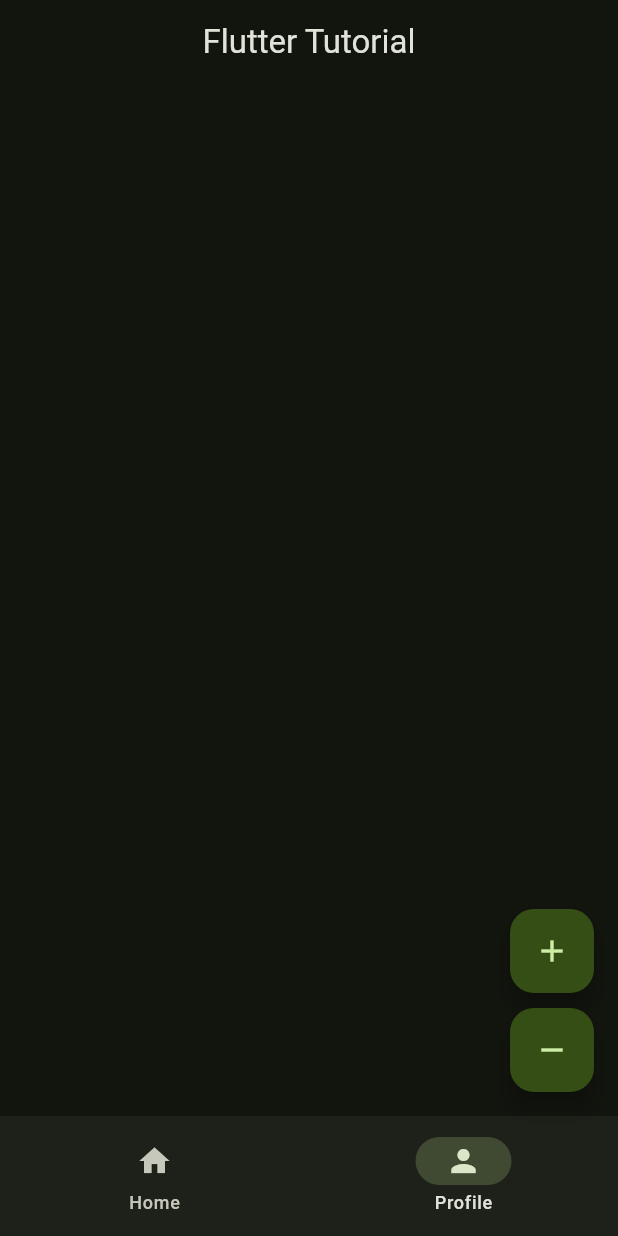
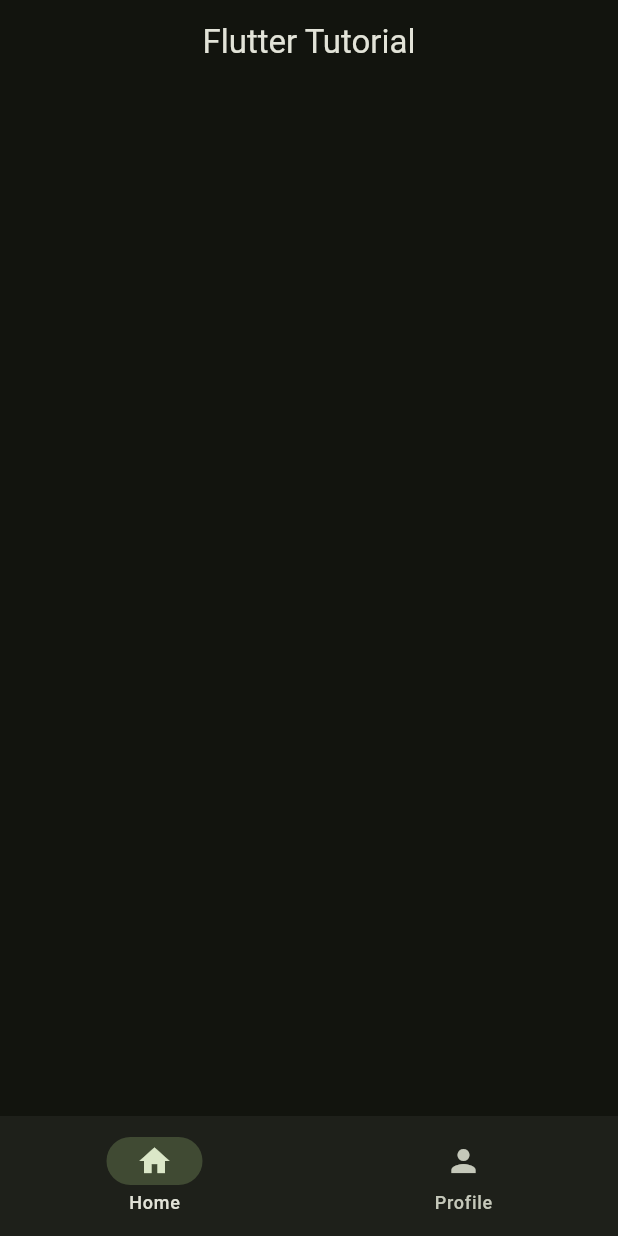
Before and after one commit to rizwanmustafa/summer-2025-internship-flutter_mapp-flutter_course, a Flutter app: the screen it shows after launch, on a phone screen of 412 x 824 dp. Run offline on Flutter 3.47's test engine with Material 3 defaults, Android fonts, the phone set to English and light mode, and no system bars.

Commit message:
feat: completed till the end of chapter 3

```diff
--- a/lib/main.dart
+++ b/lib/main.dart
@@ -30,29 +30,10 @@ class MyApp extends StatelessWidget {
             NavigationDestination(icon: Icon(Icons.home), label: 'Home'),
             NavigationDestination(icon: Icon(Icons.person), label: 'Profile'),
           ],
-          selectedIndex: 1,
+          selectedIndex: 0,
           onDestinationSelected: (destination) {
             print('User clicked on destination $destination');
           },
-        ),
-
-        floatingActionButton: Column(
-          mainAxisSize: MainAxisSize.min,
-          children: [
-            FloatingActionButton(
-              onPressed: () {
-                print('User pressed the floating action button!');
-              },
-              child: Icon(Icons.add),
-            ),
-            SizedBox(height: 10),
-            FloatingActionButton(
-              onPressed: () {
-                print('User pressed the floating action button!');
-              },
-              child: Icon(Icons.remove),
-            ),
-          ],
         ),
       ),
     );
```
